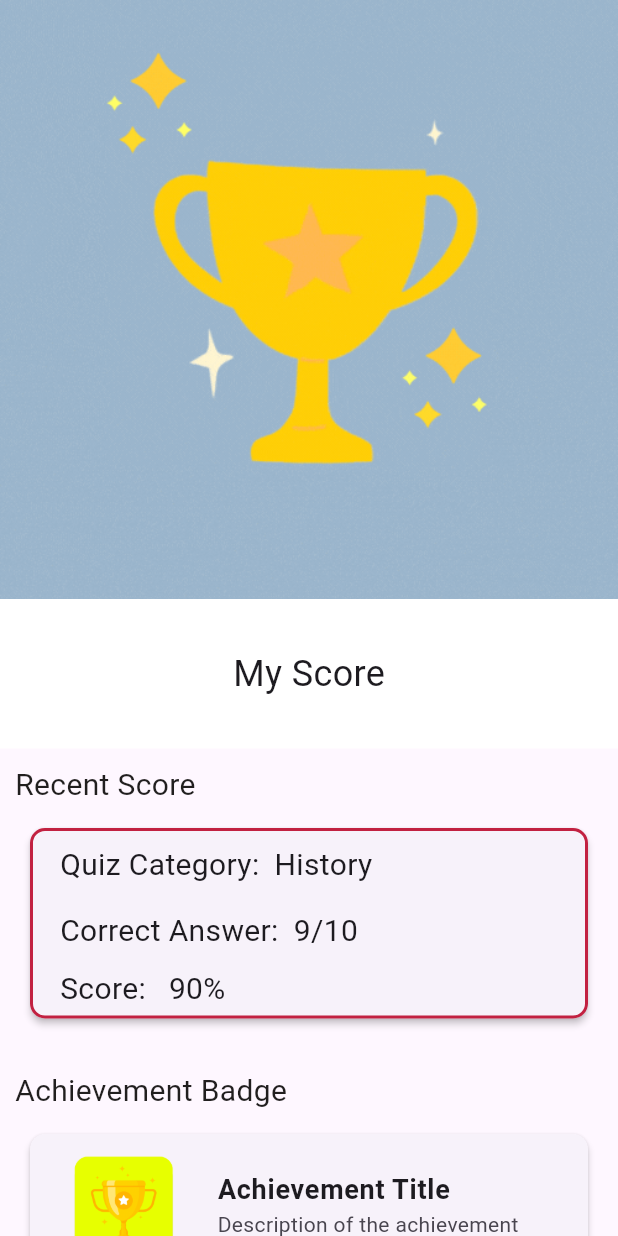
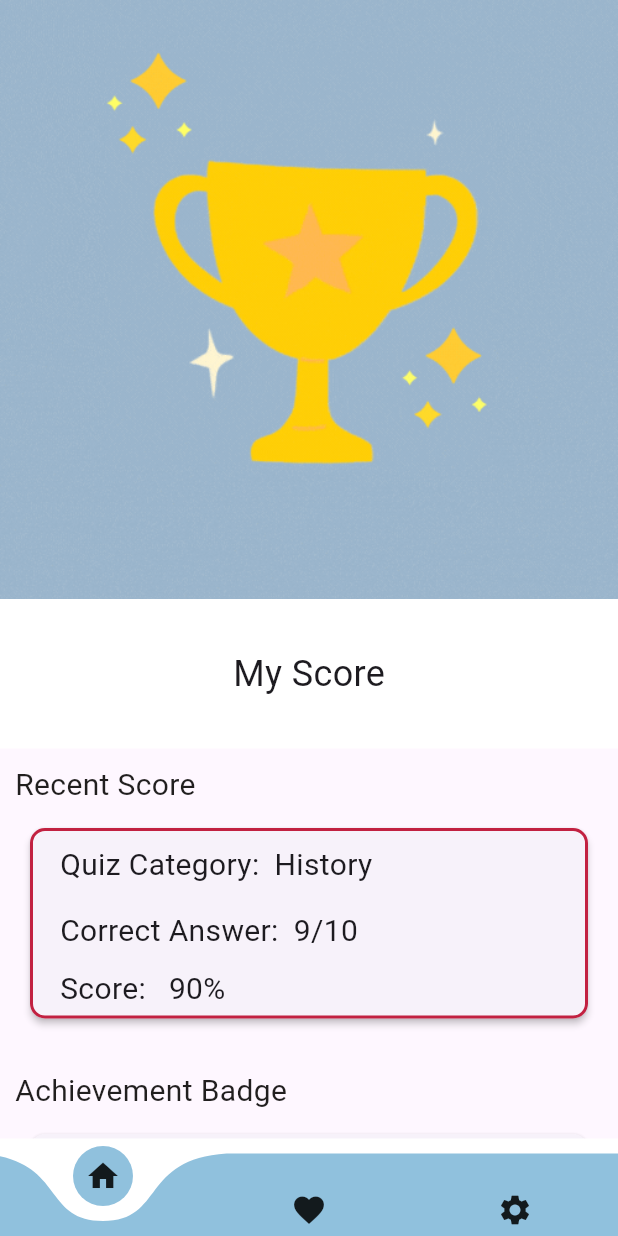
Before and after one commit to IlmanNashran/QuizzyMind-App, a Flutter app: the screen it shows after launch, on a phone screen of 412 x 824 dp. Run offline on Flutter 3.47's test engine with Material 2 defaults, Android fonts, the light colour scheme and no system bars; drawn by our look-alikes of curved_navigation_bar; our stand-ins replace dio, rive; Roboto replaces fonts that are missing (FeatherBold).

Commit message:
create botom bar custom

```diff
--- a/lib/pages/game_end_page.dart
+++ b/lib/pages/game_end_page.dart
@@ -1,4 +1,5 @@
 import 'package:flutter/material.dart';
+import 'package:quizzy_mind/pages/utils/designs/bottom_bar_navigation.dart';
 import 'package:quizzy_mind/pages/utils/designs/card_achievement_badge.dart';
 import 'package:quizzy_mind/pages/utils/designs/card_score.dart';
 
@@ -12,6 +13,7 @@ class GameEndPage extends StatelessWidget {
     _deviceHeight = MediaQuery.of(context).size.height;
     _deviceWidth = MediaQuery.of(context).size.width;
     return Scaffold(
+      bottomNavigationBar: BottomBarNavigation(),
       body: NestedScrollView(
         headerSliverBuilder: (context, innerBoxIsScrolled) {
           return [
--- a/lib/pages/home_page.dart
+++ b/lib/pages/home_page.dart
@@ -1,4 +1,5 @@
 import 'package:flutter/material.dart';
+import 'package:quizzy_mind/pages/utils/designs/bottom_bar_navigation.dart';
 import '../pages/utils/animation/polar_bear_animation.dart';
 import '../pages/utils/designs/card_category_design.dart';
 import 'category_page.dart';
@@ -19,6 +20,7 @@ class _HomePage extends State<HomePage> {
     _deviceWidth = MediaQuery.of(context).size.width;
 
     return Scaffold(
+      bottomNavigationBar: BottomBarNavigation(),
       body: Stack(
         children: [
           Container(
--- /dev/null
+++ b/lib/pages/utils/designs/bottom_bar_navigation.dart
@@ -0,0 +1,30 @@
+import "package:curved_navigation_bar/curved_navigation_bar.dart";
+import "package:flutter/material.dart";
+import "package:quizzy_mind/pages/home_page.dart";
+
+class BottomBarNavigation extends StatelessWidget {
+  @override
+  Widget build(BuildContext context) {
+    return Container(
+      height: 65,
+      child: CurvedNavigationBar(
+          height: 55,
+          backgroundColor: const Color.fromARGB(255, 255, 255, 255),
+          color: Color.fromARGB(255, 144, 193, 221),
+          animationDuration: Duration(milliseconds: 300),
+          onTap: (index) {
+            Navigator.push(
+              context,
+              MaterialPageRoute(
+                builder: (context) => HomePage(),
+              ),
+            );
+          },
+          items: [
+            Icon(Icons.home),
+            Icon(Icons.favorite),
+            Icon(Icons.settings),
+          ]),
+    );
+  }
+}
--- a/pubspec.yaml
+++ b/pubspec.yaml
@@ -34,6 +34,7 @@ dependencies:
   get_it: ^7.6.0
   dio: ^5.3.2
   rive: ^0.11.16
+  curved_navigation_bar: ^1.0.3
 
 
   # The following adds the Cupertino Icons font to your application.
```
Also changed, not shown: pubspec.lock.
